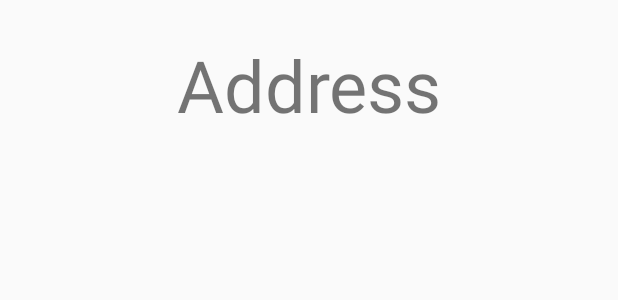
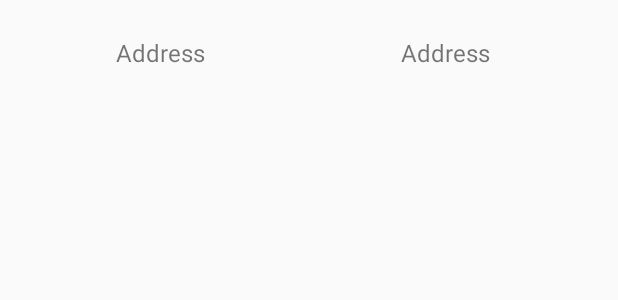
Before and after one commit to lexasok/GitHubApp, an Android app: the layout item_repo.xml on its own in the app's theme, with its tools: preview values and no code run, on a phone screen of 412 x 824 dp. Shown: the top 300 px of the screen. Run offline under Robolectric (Android 15) with nearby library versions, the phone set to English and light mode, and no system bars; Roboto replaces fonts that are not available here.

Commit message:
Remote repo model corrected, owner name viewed

```diff
--- a/app/src/main/java/net/ozero/githubapp/data/repo/local/RepoDao.kt
+++ b/app/src/main/java/net/ozero/githubapp/data/repo/local/RepoDao.kt
@@ -3,12 +3,13 @@ package net.ozero.githubapp.data.repo.local
 import androidx.lifecycle.LiveData
 import androidx.room.Dao
 import androidx.room.Insert
+import androidx.room.OnConflictStrategy
 import androidx.room.Query
 
 @Dao
 interface RepoDao {
 
-    @Insert
+    @Insert(onConflict = OnConflictStrategy.REPLACE)
     fun insert(repo: RepoLocalModel)
 
     @Insert
--- a/app/src/main/java/net/ozero/githubapp/ui/repos/adapter/PagedHousesAdapter.kt
+++ b/app/src/main/java/net/ozero/githubapp/ui/repos/adapter/PagedHousesAdapter.kt
@@ -18,7 +18,7 @@ class PagedHousesAdapter : BasePagedListAdapter<HousesPagedViewHolder, Repo>(Hou
 
 class HousesPagedViewHolder(view: View) : BasePagedViewHolder<Repo>(view) {
     override fun bind(items: List<Repo>, position: Int) {
-        itemView.item_house_text_address.text = items[position].repoName
+        itemView.item_repo_name.text = items[position].repoName
     }
 }
 
--- a/app/src/main/java/net/ozero/githubapp/ui/repos/adapter/RepoAdapter.kt
+++ b/app/src/main/java/net/ozero/githubapp/ui/repos/adapter/RepoAdapter.kt
@@ -24,7 +24,9 @@ class RepoAdapter : BaseListAdapter<RepoViewHolder, Repo>() {
 
 class RepoViewHolder(view: View) : BaseViewHolder<Repo>(view) {
     override fun bind(items: List<Repo>, position: Int) {
-        itemView.item_house_text_address.text = items[position].repoName
+        val repo = items[position]
+        itemView.item_repo_name.text = repo.repoName
+        itemView.item_repo_owner_name.text = repo.ownerName
     }
 }
 
--- a/app/src/main/res/layout/item_repo.xml
+++ b/app/src/main/res/layout/item_repo.xml
@@ -1,20 +1,32 @@
 <?xml version="1.0" encoding="utf-8"?>
-<FrameLayout
+<LinearLayout
     xmlns:android="http://schemas.android.com/apk/res/android"
     xmlns:tools="http://schemas.android.com/tools"
-    android:orientation="vertical"
+    android:orientation="horizontal"
     android:layout_width="match_parent"
     android:layout_height="wrap_content"
     android:layout_margin="@dimen/margin_large"
     >
 
     <TextView
-        android:id="@+id/item_house_text_address"
-        android:layout_width="match_parent"
+        android:id="@+id/item_repo_name"
+        android:layout_width="0dp"
+        android:layout_weight="1"
         android:layout_height="wrap_content"
         android:layout_gravity="center"
         android:gravity="center"
-        android:textSize="@dimen/text_extra_large"
+        android:textSize="@dimen/text_default"
+        android:paddingEnd="@dimen/margin_default"
         tools:text="Address"/>
 
-</FrameLayout>
+    <TextView
+        android:id="@+id/item_repo_owner_name"
+        android:layout_width="0dp"
+        android:layout_weight="1"
+        android:layout_height="wrap_content"
+        android:layout_gravity="center"
+        android:gravity="center"
+        android:textSize="@dimen/text_default"
+        tools:text="Address"/>
+
+</LinearLayout>
--- a/app/src/main/res/values/strings.xml
+++ b/app/src/main/res/values/strings.xml
@@ -1,7 +1,8 @@
 <resources>
     <string name="app_name">GitHub App</string>
 
-    <!--Houses-->
+    <!--Repos-->
     <string name="repos_title">Repos</string>
+    <string name="owner_title">Owner</string>
 
 </resources>
```
Also changed, not shown: app/src/main/java/net/ozero/githubapp/data/repo/remote/RepoRemoteModel.kt (+15 -6 lines), app/src/main/res/layout/fragment_repos.xml (+6 -10 lines).
